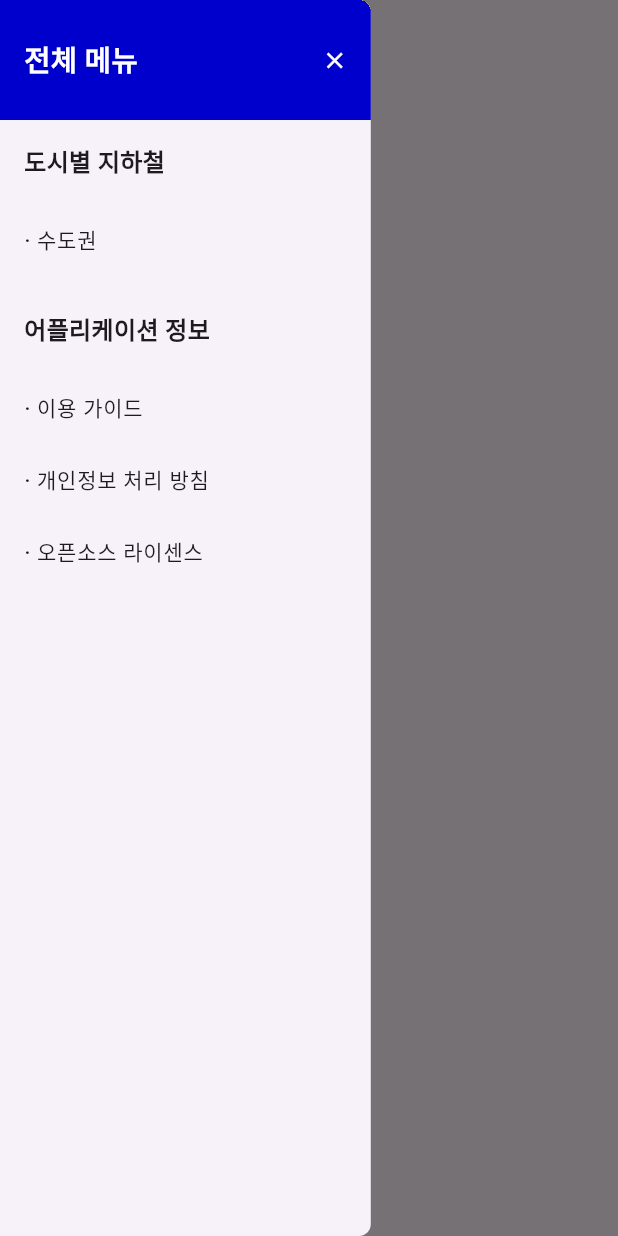
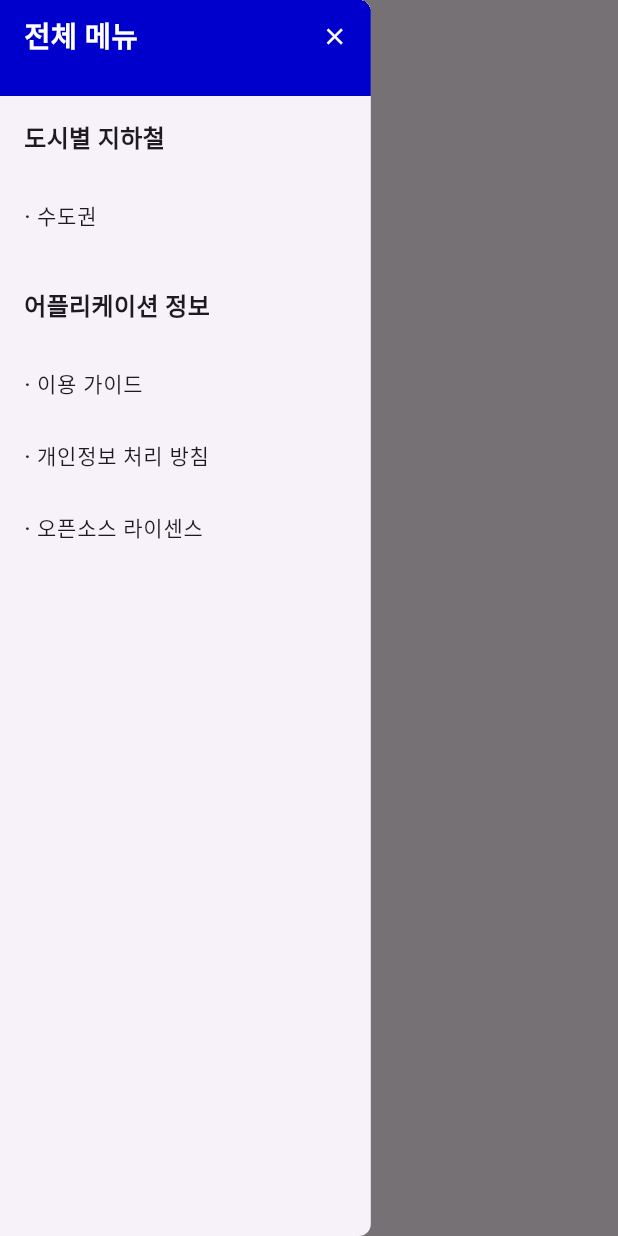
Before and after one commit to JEON-Sungsu/leave_subway, a Flutter app: the DefaultLayout screen opened directly with empty values, with the side drawer open, on a phone screen of 412 x 824 dp. Run offline on Flutter 3.47's test engine with Material 3 defaults, Android fonts, the phone set to English and light mode, and no system bars; our stand-ins replace flutter_local_notifications, flutter_native_splash, flutter_riverpod, freezed_annotation, geolocator, lottie and 3 more; missing offline and left inert: app_settings; accounts and stored records are empty; project files that could hold a hidden picture were left out.

Commit message:
fix: DefaultLayout SfafeArea 제거, Drawer 상단 패딩값 추가

```diff
--- a/lib/common/presentation/default_layout.dart
+++ b/lib/common/presentation/default_layout.dart
@@ -17,12 +17,10 @@
 
   @override
   Widget build(BuildContext context) {
-    return SafeArea(
-      child: Scaffold(
+    return Scaffold(
       appBar: renderAppBar(),
       body: child,
       drawer: isNested! ? null : CustomDrawer(),
-      ),
     );
   }
 
@@ -49,6 +47,7 @@
 
   @override
   Widget build(BuildContext context) {
+    final topPadding = MediaQuery.of(context).padding.top;
     final subtitleStyle = TextStyle(
       fontSize: 16,
       fontWeight: FontWeight.w600,
@@ -65,7 +64,7 @@
         crossAxisAlignment: CrossAxisAlignment.start,
         children: [
           Container(
-            padding: EdgeInsets.fromLTRB(16, 16, 0, 16),
+            padding: EdgeInsets.fromLTRB(16, topPadding, 0, 16),
             decoration: BoxDecoration(
               color: PRIMARY_COLOR,
             ),
@@ -94,10 +93,11 @@
               ],
             ),
           ),
-          Expanded(
-            child: Padding(
+          Padding(
             padding: const EdgeInsets.all(16),
             child: ListView(
+              shrinkWrap: true,
+              padding: EdgeInsets.zero,
               children: [
                 Text(
                   '도시별 지하철',
@@ -161,7 +161,6 @@
               ],
             ),
           ),
-          ),
         ],
       ),
     );
```
Lines whose indentation alone changed are shown as unchanged.
